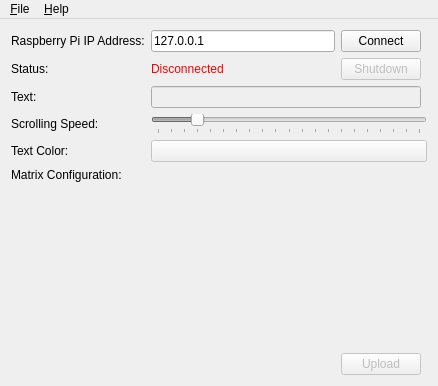
Above: src/desktopclient/mainwindow.ui from josharmstrong08/RPLD before the change. Below: the same form after it.
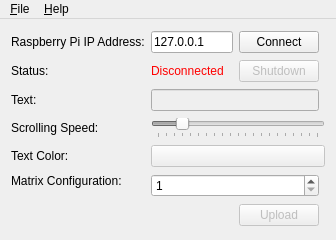
That is the form after the change.

Commit message: Simplifying matrix config

Diff of the .ui file:
```diff
--- a/src/desktopclient/mainwindow.ui
+++ b/src/desktopclient/mainwindow.ui
@@ -6,8 +6,8 @@
    <rect>
     <x>0</x>
     <y>0</y>
-    <width>438</width>
-    <height>386</height>
+    <width>336</width>
+    <height>240</height>
    </rect>
   </property>
   <property name="windowTitle">
@@ -186,6 +186,16 @@
       </property>
      </widget>
     </item>
+    <item row="6" column="2">
+     <widget class="QSpinBox" name="matrixCountSpinner">
+      <property name="minimum">
+       <number>1</number>
+      </property>
+      <property name="maximum">
+       <number>10</number>
+      </property>
+     </widget>
+    </item>
    </layout>
   </widget>
   <widget class="QMenuBar" name="menuBar">
@@ -193,8 +203,8 @@
     <rect>
      <x>0</x>
      <y>0</y>
-     <width>438</width>
-     <height>27</height>
+     <width>336</width>
+     <height>21</height>
     </rect>
    </property>
    <widget class="QMenu" name="menu_File">
```
The commit also changes 5 other files.
